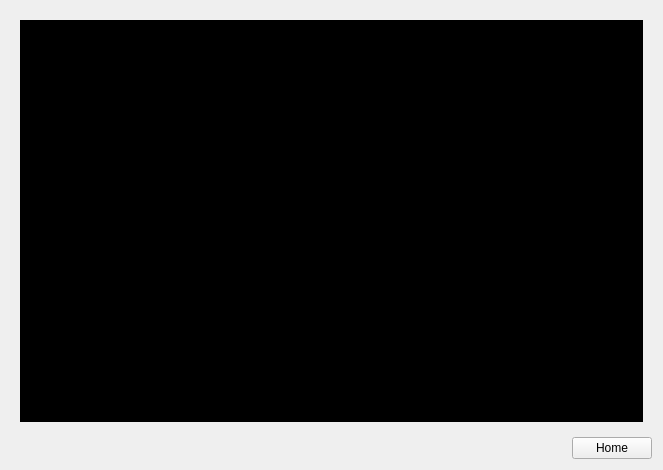
Above: ui/main.ui from dmzdev/stance before the change. Below: the same form after it.
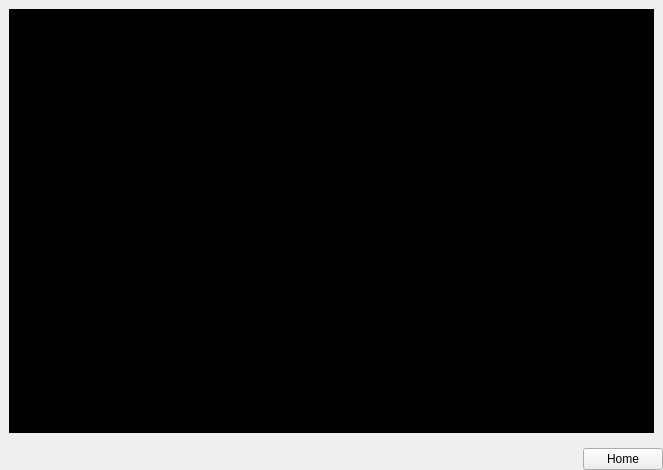
That is the form after the change.

Commit message: Cleaned up main UI. All AAR events but video and forum now functional.

Diff of the .ui file:
```diff
--- a/ui/main.ui
+++ b/ui/main.ui
@@ -17,6 +17,9 @@
    <bool>true</bool>
   </property>
   <layout class="QVBoxLayout" name="verticalLayout_2">
+   <property name="margin">
+    <number>0</number>
+   </property>
    <item>
     <widget class="QStackedWidget" name="stackedWidget">
      <property name="palette">
```
The commit also changes 5 other files.
